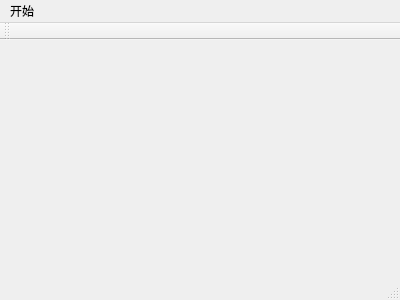
Above: mainwindow.ui from Konano/Programming-Training-QtXiangqi before the change. Below: the same form after it.
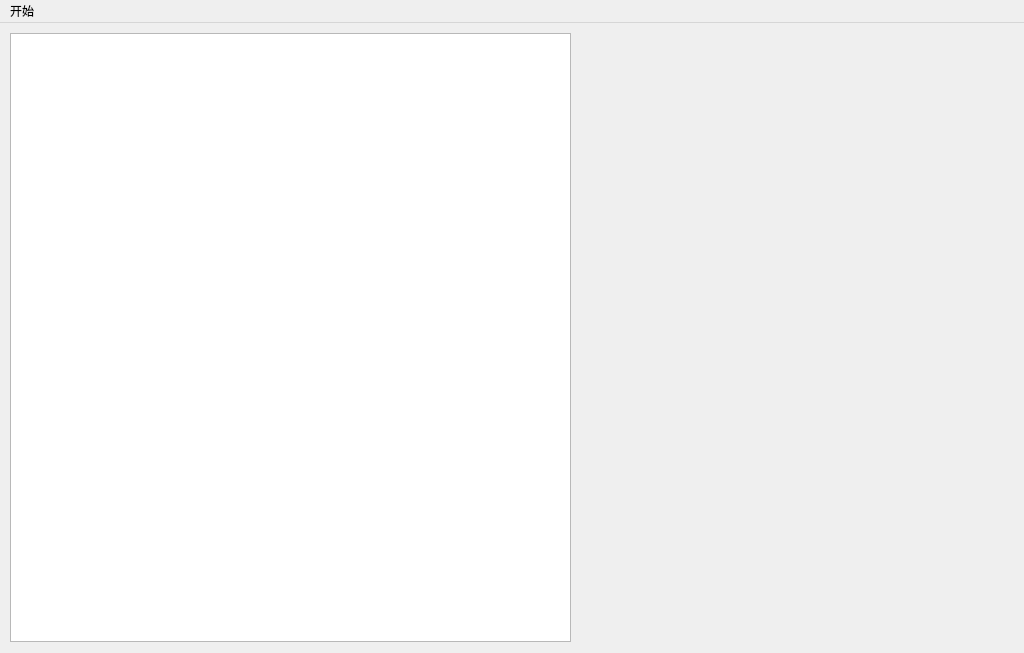
That is the form after the change.

```diff
--- a/mainwindow.ui
+++ b/mainwindow.ui
@@ -6,20 +6,31 @@
    <rect>
     <x>0</x>
     <y>0</y>
-    <width>400</width>
-    <height>300</height>
+    <width>1024</width>
+    <height>653</height>
    </rect>
   </property>
   <property name="windowTitle">
    <string>MainWindow</string>
   </property>
-  <widget class="QWidget" name="centralWidget"/>
+  <widget class="QWidget" name="centralWidget">
+   <widget class="QGraphicsView" name="graphicsView">
+    <property name="geometry">
+     <rect>
+      <x>10</x>
+      <y>10</y>
+      <width>561</width>
+      <height>609</height>
+     </rect>
+    </property>
+   </widget>
+  </widget>
   <widget class="QMenuBar" name="menuBar">
    <property name="geometry">
     <rect>
      <x>0</x>
      <y>0</y>
-     <width>400</width>
+     <width>1024</width>
      <height>23</height>
     </rect>
    </property>
@@ -32,15 +43,6 @@
    </widget>
    <addaction name="menu_S"/>
   </widget>
-  <widget class="QToolBar" name="mainToolBar">
-   <attribute name="toolBarArea">
-    <enum>TopToolBarArea</enum>
-   </attribute>
-   <attribute name="toolBarBreak">
-    <bool>false</bool>
-   </attribute>
-  </widget>
-  <widget class="QStatusBar" name="statusBar"/>
   <action name="actionCreate">
    <property name="text">
     <string>发起对局</string>
```
